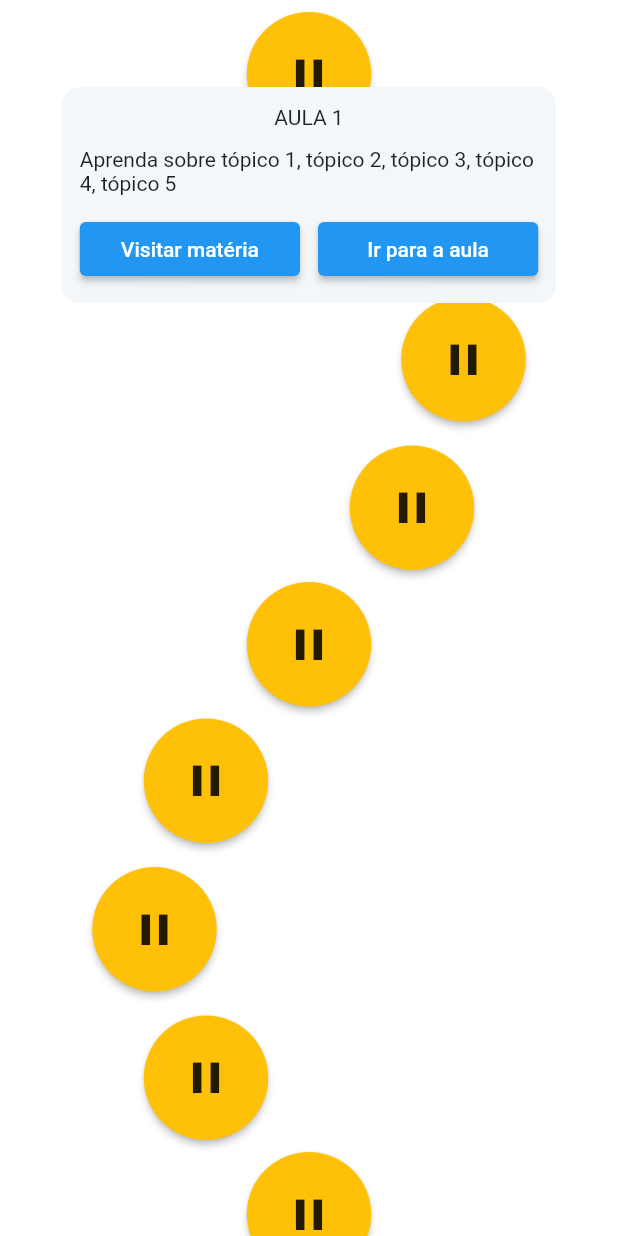
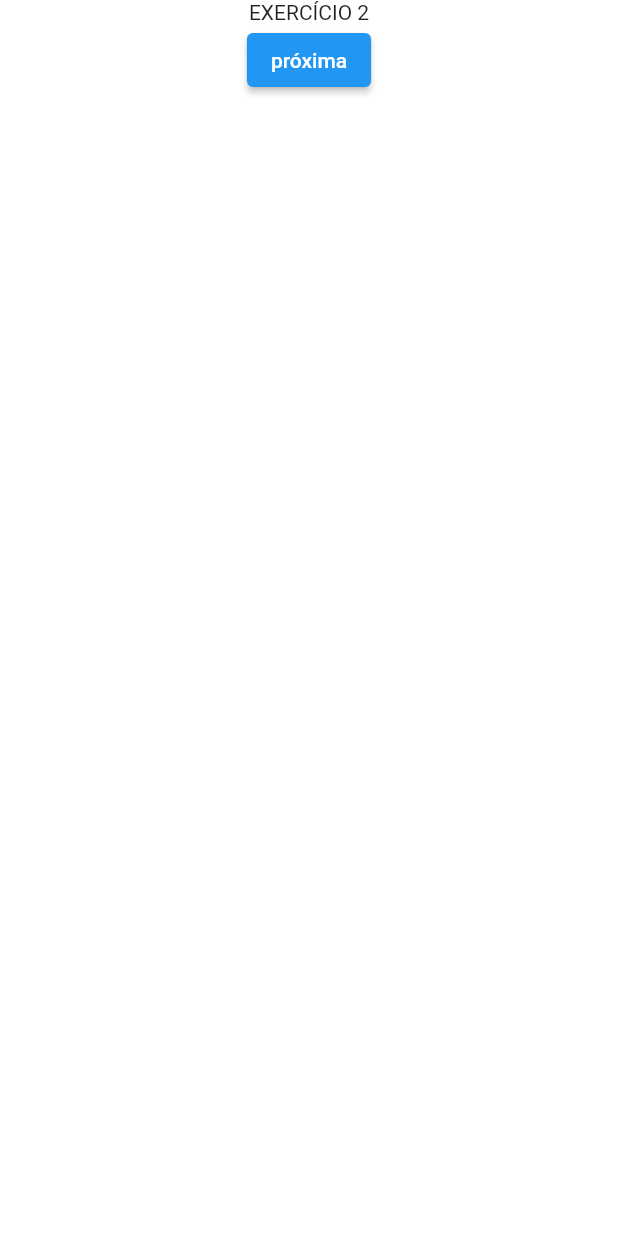
Before and after one commit to Rodrigo-Tei/fluffy-train, a Flutter app: the screen it shows after launch, after a tap on the "pause" icon, after a tap on "Ir para a aula", on a phone screen of 412 x 824 dp. Run offline on Flutter 3.47's test engine with Material 2 defaults, Android fonts, the phone set to English and light mode, and no system bars; our stand-ins replace equatable, flutter_bloc, font_awesome_flutter.

Commit message:
Add structure to lesson

```diff
--- a/lib/main.dart
+++ b/lib/main.dart
@@ -1,7 +1,9 @@
 import 'package:fluffy_train/app.dart';
 import 'package:fluffy_train/modules/home/bloc/home_page_bloc.dart';
+import 'package:fluffy_train/modules/lesson/bloc/lesson_page_bloc.dart';
 import 'package:fluffy_train/modules/topic/bloc/topic_page_bloc.dart';
 import 'package:fluffy_train/repositories/home_page_repository.dart';
+import 'package:fluffy_train/repositories/lesson_page_repository.dart';
 import 'package:fluffy_train/repositories/topic_page_repository.dart';
 import 'package:flutter/material.dart';
 import 'package:flutter_bloc/flutter_bloc.dart';
@@ -21,6 +23,11 @@ void main() {
             TopicPageRepository(),
           ),
         ),
+        BlocProvider(
+          create: (context) => LessonPageBloc(
+            LessonPageRepository(),
+          ),
+        ),
       ],
       child: const App(),
     ),
--- a/lib/modules/home/ui/home_page.dart
+++ b/lib/modules/home/ui/home_page.dart
@@ -2,6 +2,9 @@ import 'package:fluffy_train/modules/home/bloc/home_page_bloc.dart';
 import 'package:fluffy_train/modules/home/bloc/home_page_state.dart';
 import 'package:fluffy_train/modules/home/ui/lesson_button.dart';
 import 'package:fluffy_train/modules/home/ui/lesson_dialog.dart';
+import 'package:fluffy_train/modules/lesson/bloc/lesson_page_bloc.dart';
+import 'package:fluffy_train/modules/lesson/bloc/lesson_page_event.dart';
+import 'package:fluffy_train/modules/lesson/bloc/lesson_page_state.dart';
 import 'package:flutter/material.dart';
 import 'package:flutter_bloc/flutter_bloc.dart';
 
--- a/lib/modules/home/ui/lesson_dialog.dart
+++ b/lib/modules/home/ui/lesson_dialog.dart
@@ -1,3 +1,4 @@
+import 'package:fluffy_train/modules/lesson/ui/lesson_page.dart';
 import 'package:fluffy_train/modules/topic/ui/topic_page.dart';
 import 'package:fluffy_train/theme/colors.dart';
 import 'package:flutter/material.dart';
@@ -55,7 +56,14 @@ class LessonDialog extends StatelessWidget {
                 const SizedBox(width: 12.0),
                 Expanded(
                   child: ElevatedButton(
-                    onPressed: () => {},
+                    onPressed: () => {
+                      Navigator.push(
+                        context,
+                        MaterialPageRoute(
+                          builder: ((context) => const LessonPage(null)),
+                        ),
+                      )
+                    },
                     child: const Text('Ir para a aula'),
                   ),
                 ),
--- /dev/null
+++ b/lib/modules/lesson/bloc/lesson_page_bloc.dart
@@ -0,0 +1,34 @@
+import 'package:fluffy_train/modules/lesson/bloc/lesson_page_event.dart';
+import 'package:fluffy_train/modules/lesson/bloc/lesson_page_state.dart';
+import 'package:fluffy_train/repositories/lesson_page_repository.dart';
+import 'package:flutter/material.dart';
+import 'package:flutter_bloc/flutter_bloc.dart';
+
+class LessonPageBloc extends Bloc<LessonPageEvent, LessonPageState> {
+  final LessonPageRepository lessonPageRepository;
+
+  List<Widget> _generateList() {
+    return [
+      const Text('EXERCÍCIO 1'),
+      const Text('EXERCÍCIO 2'),
+      const Text('EXERCÍCIO 3'),
+      const Text('EXERCÍCIO 4'),
+      const Text('EXERCÍCIO 5'),
+      const Text('EXERCÍCIO 6'),
+      const Text('EXERCÍCIO 7'),
+      const Text('EXERCÍCIO 8'),
+      const Text('EXERCÍCIO 9'),
+      const Text('EXERCÍCIO 10'),
+    ];
+  }
+
+  LessonPageBloc(this.lessonPageRepository) : super(LessonPageLoading()) {
+    on<FetchLessonPage>((event, emit) async {
+      emit(LessonPageLoading());
+      List<Widget> list = _generateList();
+      list.shuffle();
+
+      emit(LessonPageLoaded(list.sublist(1, 5)));
+    });
+  }
+}
--- /dev/null
+++ b/lib/modules/lesson/bloc/lesson_page_event.dart
@@ -0,0 +1,14 @@
+import 'package:equatable/equatable.dart';
+
+abstract class LessonPageEvent extends Equatable {
+  final List? _props;
+
+  const LessonPageEvent([this._props]);
+
+  @override
+  List<Object> get props => _props as List<Object>;
+}
+
+class FetchLessonPage extends LessonPageEvent {
+  FetchLessonPage() : super([]);
+}
--- /dev/null
+++ b/lib/modules/lesson/bloc/lesson_page_state.dart
@@ -0,0 +1,26 @@
+import 'package:equatable/equatable.dart';
+import 'package:flutter/material.dart';
+
+abstract class LessonPageState extends Equatable {
+  final List _props;
+
+  const LessonPageState(this._props);
+
+  @override
+  List get props => _props;
+}
+
+class LessonPageLoading extends LessonPageState {
+  LessonPageLoading() : super([]);
+
+  @override
+  String toString() => 'LessonPageLoading';
+}
+
+class LessonPageLoaded extends LessonPageState {
+  List<Widget> exercisesList;
+  LessonPageLoaded(this.exercisesList) : super([exercisesList]);
+
+  @override
+  String toString() => 'LessonPageLoaded';
+}
--- /dev/null
+++ b/lib/modules/lesson/ui/lesson_page.dart
@@ -0,0 +1,90 @@
+import 'package:fluffy_train/modules/home/ui/home_page.dart';
+import 'package:fluffy_train/modules/lesson/bloc/lesson_page_bloc.dart';
+import 'package:fluffy_train/modules/lesson/bloc/lesson_page_event.dart';
+import 'package:fluffy_train/modules/lesson/bloc/lesson_page_state.dart';
+import 'package:flutter/material.dart';
+import 'package:flutter_bloc/flutter_bloc.dart';
+
+class LessonPage extends StatefulWidget {
+  final List<Widget>? exercisesList;
+  const LessonPage(this.exercisesList, {super.key});
+
+  @override
+  State<LessonPage> createState() => _LessonPageState();
+}
+
+@override
+class _LessonPageState extends State<LessonPage> {
+  late List<Widget> exercisesList;
+  bool _loading = true;
+  late LessonPageBloc _lessonPageBloc;
+
+  @override
+  void initState() {
+    super.initState();
+    if (widget.exercisesList == null) {
+      _lessonPageBloc = context.read<LessonPageBloc>();
+      _lessonPageBloc.add(FetchLessonPage());
+    } else {
+      exercisesList = widget.exercisesList!;
+      _loading = false;
+    }
+  }
+
+  Future<void> _handleListener(
+      BuildContext context, LessonPageState state) async {
+    if (state is LessonPageLoading) {
+      _loading = true;
+    }
+    if (state is LessonPageLoaded) {
+      exercisesList = state.exercisesList;
+      _loading = false;
+    }
+  }
+
+  @override
+  Widget build(BuildContext context) {
+    return BlocConsumer<LessonPageBloc, LessonPageState>(
+      listener: _handleListener,
+      builder: (BuildContext context, LessonPageState state) {
+        return Scaffold(
+          body: _loading
+              ? Container()
+              : widget.exercisesList != null && widget.exercisesList!.isEmpty
+                  ? Center(
+                      child: ElevatedButton(
+                      onPressed: () {
+                        Navigator.push(
+                          context,
+                          MaterialPageRoute(
+                            builder: ((context) => HomePage()),
+                          ),
+                        );
+                      },
+                      child: const Text('próxima'),
+                    ))
+                  : Center(
+                      child: Column(
+                        children: [
+                          exercisesList[0],
+                          ElevatedButton(
+                            onPressed: () {
+                              Navigator.push(
+                                context,
+                                MaterialPageRoute(
+                                  builder: ((context) => LessonPage(
+                                        exercisesList..removeAt(0),
+                                      )),
+                                ),
+                              );
+                            },
+                            child: const Text('próxima'),
+                          )
+                        ],
+                      ),
+                    ),
+        );
+      },
+    );
+  }
+}
--- /dev/null
+++ b/lib/repositories/lesson_page_repository.dart
@@ -0,0 +1 @@
+class LessonPageRepository {}
--- /dev/null
+++ b/lib/repositories/network/lesson_page_requester.dart
@@ -0,0 +1 @@
+class LessonPageRequester {}
```
